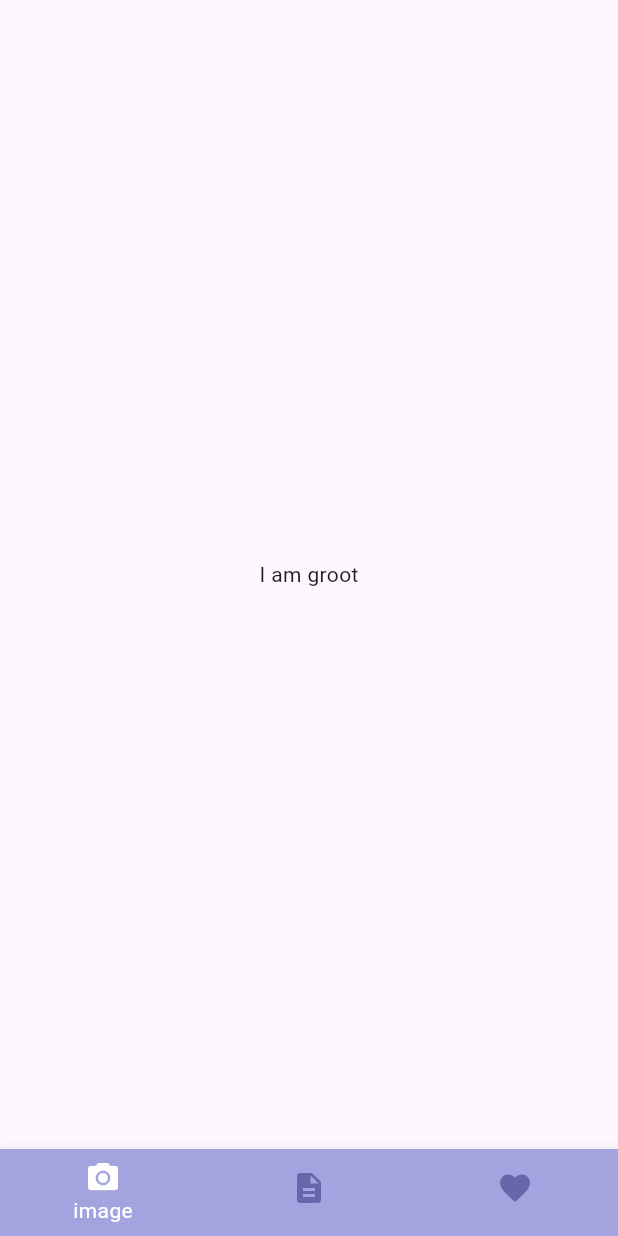
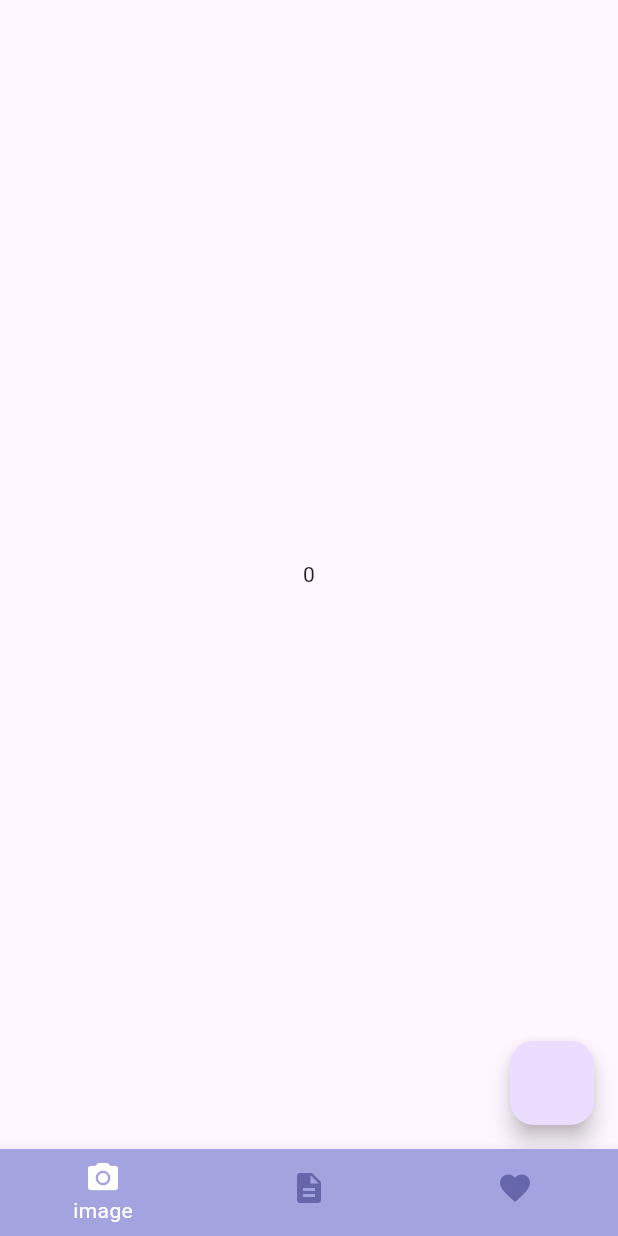
Before and after one commit to Anro607/study_searcher, a Flutter app: the screen it shows after launch, on a phone screen of 412 x 824 dp. Run offline on Flutter 3.47's test engine with Material 3 defaults, Android fonts, the phone set to English and light mode, and no system bars; our stand-ins replace flutter_riverpod, go_router.

Commit message:
riverpod 2

```diff
--- a/lib/app/router/router.dart
+++ b/lib/app/router/router.dart
@@ -73,7 +73,7 @@ abstract class RouterOutlet {
             routes: [
               GoRoute(
                 path: _Path.text_result,
-                builder: (context, state) => TextSearchResult(),
+                builder: (context, state) => TextSearchResult(keyword : state.extra as String),
               ),
             ],
           ),
--- a/lib/app/screen/Tab/pages/Favorite/favorite_page.dart
+++ b/lib/app/screen/Tab/pages/Favorite/favorite_page.dart
@@ -1,13 +1,26 @@
 import 'package:flutter/material.dart';
 import 'package:flutter_riverpod/flutter_riverpod.dart';
 import 'package:image_search/app/screen/Tab/pages/Favorite/provider/favorite_provider.dart';
-
+int number = 0;
 class FavoritePage extends ConsumerWidget {
   const FavoritePage({super.key});
 
   @override
   Widget build(BuildContext context, WidgetRef ref) {
-    final providerVO = ref.watch(favoriteProvider);
-    return Center(child: Text("I am groot"));
+    final providerVO = ref.watch(favoriteProvider);     //watch : 감시
+    final providerNotifier = ref.read(favoriteProvider.notifier);   //read : 쓰기
+
+
+    return Scaffold(
+      body: Center(
+        child: Text(number.toString()),),
+        floatingActionButton: FloatingActionButton(
+          onPressed: (){
+            number += 1;
+            providerNotifier.foo_ = number;   //foo의 setter
+            print(number);
+          }
+        ),
+    );
   }
 }
--- a/lib/app/screen/Tab/pages/TextSearch/text_search_page.dart
+++ b/lib/app/screen/Tab/pages/TextSearch/text_search_page.dart
@@ -1,5 +1,6 @@
 import 'package:flutter/material.dart';
 import 'package:image_search/app/screen/UI.dart';
+
 
 class TextSearchPage extends StatelessWidget {
   const TextSearchPage({super.key});
@@ -21,4 +22,6 @@ class TextSearchPage extends StatelessWidget {
       ),
     );
   }
+
+
 }
--- a/lib/app/screen/Tab/tab_shell.dart
+++ b/lib/app/screen/Tab/tab_shell.dart
@@ -2,6 +2,7 @@ import 'package:flutter/material.dart';
 import 'package:flutter_riverpod/flutter_riverpod.dart';
 import 'package:go_router/go_router.dart';
 import 'package:image_search/app/screen/Tab/provider/tab_provider.dart';
+import 'package:image_search/app/screen/UI.dart';
 
 class TabShell extends ConsumerWidget {
   final StatefulNavigationShell navigationShell;
@@ -12,12 +13,13 @@ class TabShell extends ConsumerWidget {
     final providerVO = ref.watch(tabProvider);
     final providerNotifier = ref.read(tabProvider.notifier);
 
+
     return Scaffold(
       body: Center(child: navigationShell),
       bottomNavigationBar: BottomNavigationBar(
         selectedItemColor: Colors.white,
-        unselectedItemColor: Color(0xff6667ab),
-        backgroundColor: Color(0xFFa3a3e0),
+        unselectedItemColor: Peri.VeryPeri,
+        backgroundColor: Peri.WinklePeri,
         showUnselectedLabels: false,
         currentIndex: providerVO.bottomNavigationBarIndex,
         items: [
```
Also changed, not shown: lib/app/screen/Tab/pages/Favorite/provider/favorite_provider.dart (+5 -5 lines), lib/app/screen/Tab/pages/TextSearch/text_search_result.dart (+16 -2 lines), lib/app/screen/UI.dart (+29 -5 lines), 2 other files.
